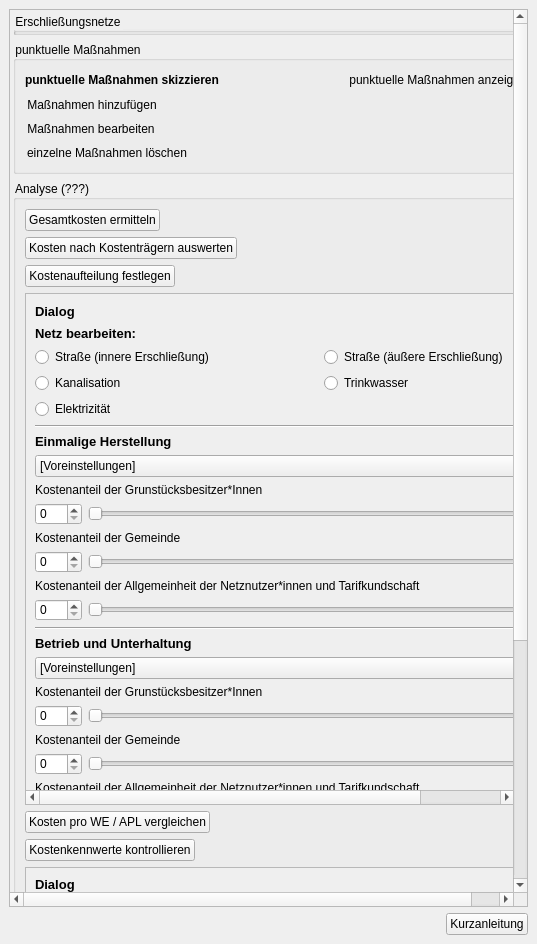
The window that projektcheck/ui/ProjektCheck_dockwidget_analysis_06-IFK.ui (projektcheck/ProjektCheck-QGIS) describes before a commit, drawn with Qt 5.
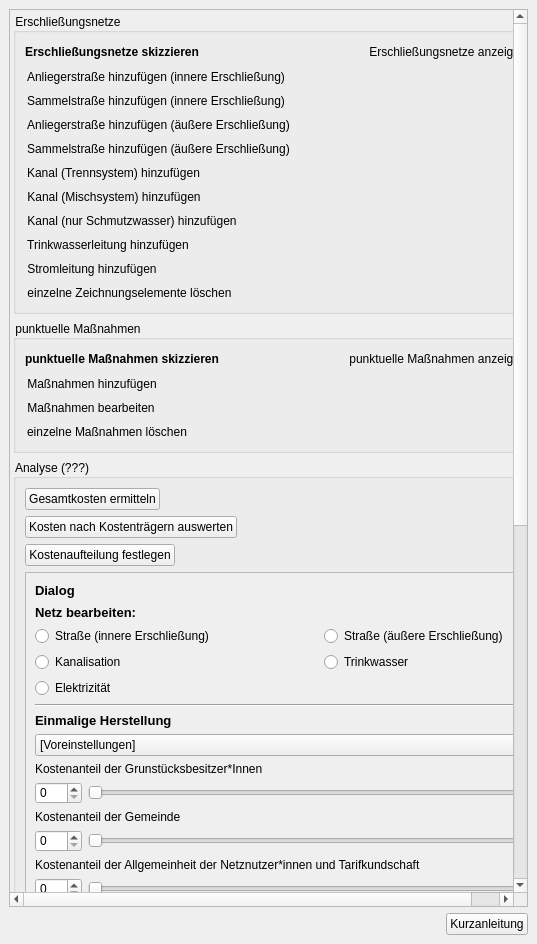
The same window after the commit. Icons and pictures are not drawn. Custom widgets are drawn as their Qt base class.

The edit to the form file:
```diff
--- a/projektcheck/ui/ProjektCheck_dockwidget_analysis_06-IFK.ui
+++ b/projektcheck/ui/ProjektCheck_dockwidget_analysis_06-IFK.ui
@@ -82,8 +82,8 @@
         <rect>
          <x>0</x>
          <y>0</y>
-         <width>517</width>
-         <height>870</height>
+         <width>523</width>
+         <height>888</height>
         </rect>
        </property>
        <layout class="QVBoxLayout" name="verticalLayout_2">
@@ -113,7 +113,7 @@
           <property name="maximumSize">
            <size>
             <width>16777215</width>
-            <height>22</height>
+            <height>16777215</height>
            </size>
           </property>
           <property name="title">
```
Left out of the diff: 24 changed lines with no effect on the pictures.
